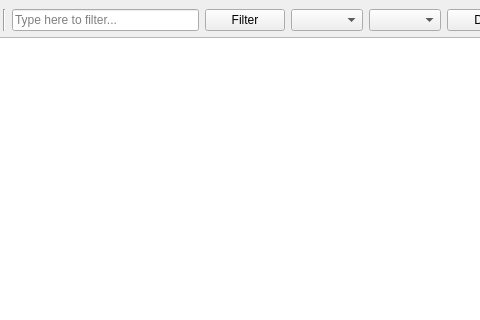
Before: the Qt Designer form forms/mainwindow.ui in giubots/BarbequeRTRM-log-viewer, drawn with Qt 5; both pictures show x 92 to 572 and y 0 to 320 of the 800 by 600 pixel window.
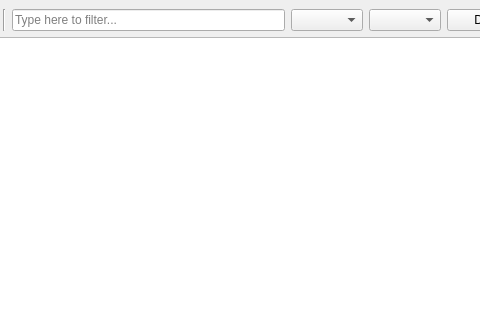
After: the same form once the commit is applied.

Commit message: Implemented UI table

Diff of the .ui file:
```diff
--- a/forms/mainwindow.ui
+++ b/forms/mainwindow.ui
@@ -38,13 +38,6 @@
         </property>
        </widget>
       </item>
-      <item>
-       <widget class="QPushButton" name="filterButton">
-        <property name="text">
-         <string>Filter</string>
-        </property>
-       </widget>
-      </item>
       <item>
        <widget class="QComboBox" name="levelDropdown">
         <property name="placeholderText">
```
Left out of the diff: 12 changed lines with no effect on the pictures. The commit also changes 7 other files.
